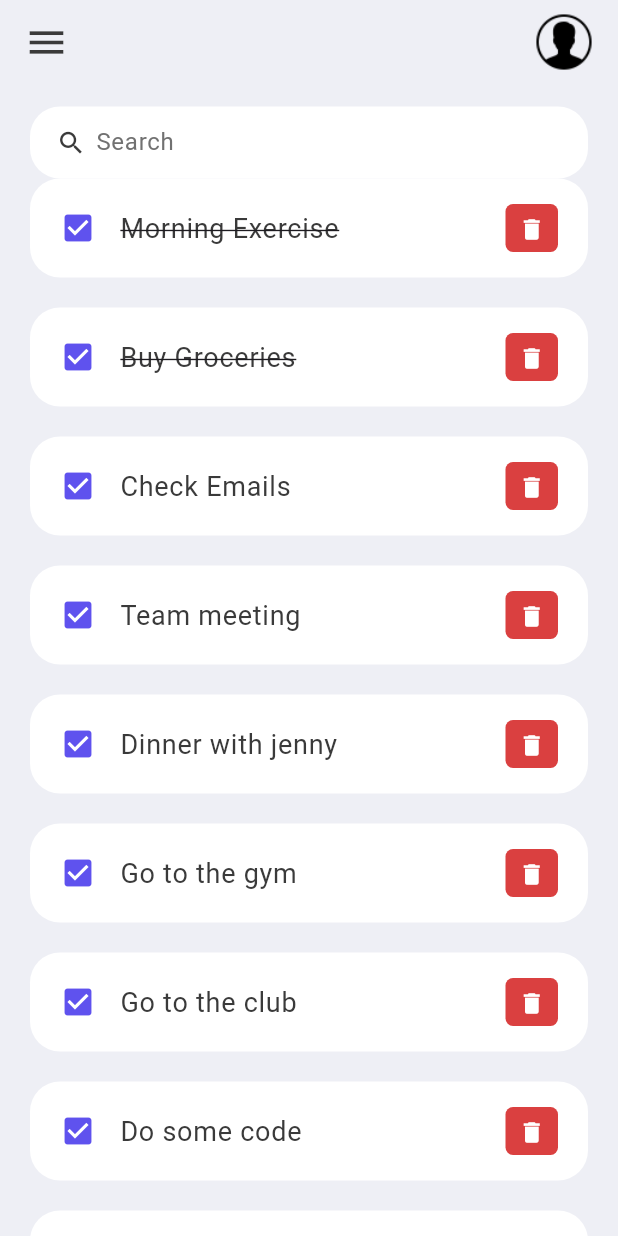
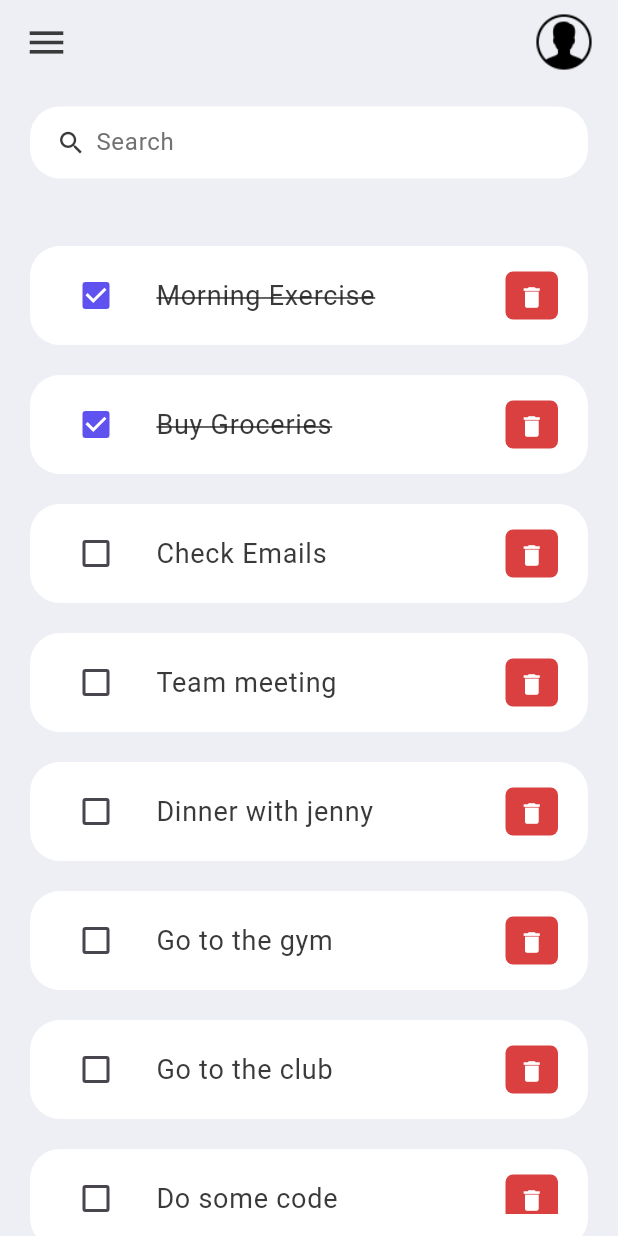
Before and after one commit to bugscreater/flutter_assignment, a Flutter app: the screen it shows after launch, on a phone screen of 412 x 824 dp. Run offline on Flutter 3.47's test engine with Material 3 defaults, Android fonts, the phone set to English and light mode, and no system bars.

Commit message:
add search and done,undone functionality...

```diff
--- a/lib/model/todo.dart
+++ b/lib/model/todo.dart
@@ -1,17 +1,19 @@
-class ToDo{
+class ToDo {
   String? id;
   String? todoText;
-
-
   bool isDone;
 
   ToDo({
     required this.id,
     required this.todoText,
-    this.isDone = false
+    this.isDone = false,
   });
 
-  static List<ToDo> todoList(){
+  void toggleDone() {
+    isDone = !isDone;
+  }
+
+  static List<ToDo> todoList() {
     return [
       ToDo(id: '01', todoText: 'Morning Exercise', isDone: true),
       ToDo(id: '02', todoText: 'Buy Groceries', isDone: true),
--- a/lib/screens/home.dart
+++ b/lib/screens/home.dart
@@ -3,9 +3,40 @@ import 'package:todoapp/constants/colors.dart';
 import 'package:todoapp/model/todo.dart';
 import 'package:todoapp/widgets/todo_item.dart';
 
-class Home extends StatelessWidget {
+class Home extends StatefulWidget {
   Home({Key? key}) : super(key: key);
-  final todoList = ToDo.todoList();
+
+  @override
+  _HomeState createState() => _HomeState();
+}
+
+class _HomeState extends State<Home> {
+  final List<ToDo> todoList = ToDo.todoList();
+  final TextEditingController _searchController = TextEditingController();
+  List<ToDo> _filteredTodoList = [];
+
+  @override
+  void initState() {
+    super.initState();
+    _filteredTodoList = todoList;
+    _searchController.addListener(_filterTodos);
+  }
+
+  @override
+  void dispose() {
+    _searchController.removeListener(_filterTodos);
+    _searchController.dispose();
+    super.dispose();
+  }
+
+  void _filterTodos() {
+    final query = _searchController.text.toLowerCase();
+    setState(() {
+      _filteredTodoList = todoList.where((todo) {
+        return todo.todoText!.toLowerCase().contains(query);
+      }).toList();
+    });
+  }
 
   @override
   Widget build(BuildContext context) {
@@ -14,20 +45,28 @@ class Home extends StatelessWidget {
       appBar: _buildAppBar(),
       body: Container(
         padding: EdgeInsets.symmetric(horizontal: 20, vertical: 15),
-        child: Column(
+        child: Stack(
+          children: [
+            Column(
               children: [
                 _searchBox(),
+                SizedBox(height: 25), // Add space between search box and the list
                 Expanded(
+                  child: Container(
+                    margin: EdgeInsets.only(top: 20), // Adjust the margin as needed
                     child: ListView.builder(
-                itemCount: todoList.length,
+                      itemCount: _filteredTodoList.length,
                       itemBuilder: (context, index) {
-                  final todo = todoList[index];
+                        final todo = _filteredTodoList[index];
                         return TodoItem(
                           key: Key('todo_item_$index'), // Assign a unique key based on the index
                           todo: todo,
                         );
                       },
                     ),
+                  ),
+                ),
+              ],
             ),
           ],
         ),
@@ -47,7 +86,8 @@ class Home extends StatelessWidget {
   }
 
   TextField _inputField() {
-    return const TextField(
+    return TextField(
+      controller: _searchController,
       decoration: InputDecoration(
         contentPadding: EdgeInsets.all(0),
         prefixIcon: Icon(
@@ -75,16 +115,20 @@ class Home extends StatelessWidget {
     return AppBar(
       backgroundColor: tdBGColor,
       elevation: 0,
-      title: Row(mainAxisAlignment: MainAxisAlignment.spaceBetween, children: [
+      title: Row(
+        mainAxisAlignment: MainAxisAlignment.spaceBetween,
+        children: [
           Icon(Icons.menu, color: tdBlack, size: 30),
           Container(
             height: 40,
             width: 40,
             child: ClipRRect(
               borderRadius: BorderRadius.circular(20),
-              child: Image.asset('assets/images/avatar.png')),
+              child: Image.asset('assets/images/avatar.png'),
             ),
-      ]),
+          ),
+        ],
+      ),
     );
   }
 }
--- a/lib/widgets/todo_item.dart
+++ b/lib/widgets/todo_item.dart
@@ -2,49 +2,83 @@ import 'package:flutter/material.dart';
 import 'package:todoapp/constants/colors.dart';
 import 'package:todoapp/model/todo.dart';
 
-class TodoItem extends StatelessWidget {
+class TodoItem extends StatefulWidget {
   final ToDo todo;
 
   const TodoItem({Key? key, required this.todo}) : super(key: key);
 
   @override
+  _TodoItemState createState() => _TodoItemState();
+}
+
+class _TodoItemState extends State<TodoItem> {
+  late bool _isDone;
+
+  @override
+  void initState() {
+    super.initState();
+    _isDone = widget.todo.isDone;
+  }
+
+  @override
   Widget build(BuildContext context) {
     return Container(
-        margin: EdgeInsets.only(bottom: 20), child: _listTile(todo: todo));
+      margin: EdgeInsets.only(bottom: 20),
+      child: _listTile(todo: widget.todo, isDone: _isDone, onCheckboxChanged: _toggleCheckbox),
+    );
+  }
+
+  void _toggleCheckbox(bool? newValue) { // Adjusted to accept bool? instead of bool
+    if (newValue != null) {
+      setState(() {
+        _isDone = newValue;
+        widget.todo.toggleDone(); // Update the TodoItem's isDone status
+      });
+    }
   }
 }
 
 class _listTile extends StatelessWidget {
   final ToDo todo;
+  final bool isDone;
+  final ValueChanged<bool?> onCheckboxChanged; // Adjusted to accept bool? instead of bool
+
   const _listTile({
-    super.key,
-    required this.todo
-  });
+    Key? key,
+    required this.todo,
+    required this.isDone,
+    required this.onCheckboxChanged,
+  }) : super(key: key);
 
   @override
   Widget build(BuildContext context) {
     return ListTile(
       onTap: () {
         print('Clicked on todo item...');
+        onCheckboxChanged(!isDone); // Toggle the checkbox status
       },
       contentPadding: EdgeInsets.symmetric(horizontal: 20, vertical: 5),
       shape: RoundedRectangleBorder(borderRadius: BorderRadius.circular(20)),
       tileColor: Colors.white,
-      leading: Icon(Icons.check_box, color: tdBlue),
+      leading: Checkbox(
+        value: isDone,
+        onChanged: onCheckboxChanged, // Pass the onCheckboxChanged function directly
+        activeColor: tdBlue,
+      ),
       title: Text(
         todo.todoText ?? '',
         style: TextStyle(
-            fontSize: 18,
-            color: tdBlack,
-            decoration: todo.isDone?TextDecoration.lineThrough:null),
+          fontSize: 18,
+          color: tdBlack,
+          decoration: isDone ? TextDecoration.lineThrough : null,
+        ),
       ),
       trailing: Container(
         padding: EdgeInsets.all(0),
         margin: EdgeInsets.symmetric(vertical: 12),
         height: 35,
         width: 35,
-        decoration:
-            BoxDecoration(color: tdRed, borderRadius: BorderRadius.circular(5)),
+        decoration: BoxDecoration(color: tdRed, borderRadius: BorderRadius.circular(5)),
         child: IconButton(
           color: Colors.white,
           iconSize: 18,
```
Lines whose indentation alone changed are shown as unchanged.
